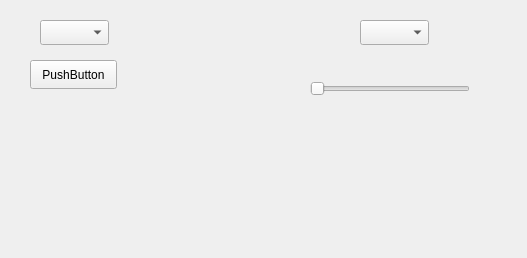
Qt form QT_PC_controller/qController/lightmusic.ui (vanyason/Ambilight) before a commit.
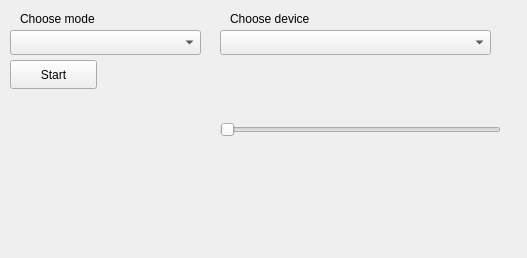
The same form after that commit. Custom widgets are drawn as their Qt base class.

Commit message: added light music with two modes: color picks and rainbow

```diff
--- a/QT_PC_controller/qController/lightmusic.ui
+++ b/QT_PC_controller/qController/lightmusic.ui
@@ -16,19 +16,19 @@
   <widget class="QComboBox" name="deviceBox">
    <property name="geometry">
     <rect>
-     <x>360</x>
-     <y>20</y>
-     <width>69</width>
+     <x>220</x>
+     <y>30</y>
+     <width>271</width>
      <height>25</height>
     </rect>
    </property>
   </widget>
-  <widget class="QComboBox" name="comboBox_2">
+  <widget class="QComboBox" name="modeBox">
    <property name="geometry">
     <rect>
-     <x>40</x>
-     <y>20</y>
-     <width>69</width>
+     <x>10</x>
+     <y>30</y>
+     <width>191</width>
      <height>25</height>
     </rect>
    </property>
@@ -36,23 +36,23 @@
   <widget class="QPushButton" name="pushButton">
    <property name="geometry">
     <rect>
-     <x>30</x>
+     <x>10</x>
      <y>60</y>
      <width>87</width>
      <height>29</height>
     </rect>
    </property>
    <property name="text">
-    <string>PushButton</string>
+    <string>Start</string>
    </property>
   </widget>
   <widget class="QSlider" name="volumelSlider">
    <property name="geometry">
     <rect>
-     <x>310</x>
-     <y>80</y>
-     <width>160</width>
-     <height>17</height>
+     <x>220</x>
+     <y>120</y>
+     <width>281</width>
+     <height>20</height>
     </rect>
    </property>
    <property name="maximum">
@@ -62,35 +62,67 @@
     <enum>Qt::Horizontal</enum>
    </property>
   </widget>
-  <widget class="RenderArea" name="renderArea" native="true">
+  <widget class="SoundLevel" name="soundLevel" native="true">
    <property name="geometry">
     <rect>
-     <x>300</x>
-     <y>110</y>
-     <width>171</width>
-     <height>111</height>
+     <x>220</x>
+     <y>90</y>
+     <width>291</width>
+     <height>20</height>
     </rect>
    </property>
   </widget>
-  <widget class="QWidget" name="colorPallete" native="true">
+  <widget class="ColorPallete" name="colorPallete" native="true">
    <property name="geometry">
     <rect>
      <x>20</x>
-     <y>130</y>
-     <width>120</width>
-     <height>80</height>
+     <y>160</y>
+     <width>491</width>
+     <height>81</height>
     </rect>
    </property>
    <property name="autoFillBackground">
     <bool>true</bool>
    </property>
   </widget>
+  <widget class="QLabel" name="label">
+   <property name="geometry">
+    <rect>
+     <x>20</x>
+     <y>10</y>
+     <width>91</width>
+     <height>17</height>
+    </rect>
+   </property>
+   <property name="text">
+    <string>Choose mode</string>
+   </property>
+  </widget>
+  <widget class="QLabel" name="label_2">
+   <property name="geometry">
+    <rect>
+     <x>230</x>
+     <y>10</y>
+     <width>91</width>
+     <height>17</height>
+    </rect>
+   </property>
+   <property name="text">
+    <string>Choose device</string>
+   </property>
+  </widget>
  </widget>
  <customwidgets>
   <customwidget>
-   <class>RenderArea</class>
+   <class>SoundLevel</class>
    <extends>QWidget</extends>
-   <header location="global">renderarea.h</header>
+   <header location="global">mywidgets.h</header>
+   <container>1</container>
+  </customwidget>
+  <customwidget>
+   <class>ColorPallete</class>
+   <extends>QWidget</extends>
+   <header location="global">mywidgets.h</header>
    <container>1</container>
   </customwidget>
  </customwidgets>
```
The commit also changes 39 other files.
